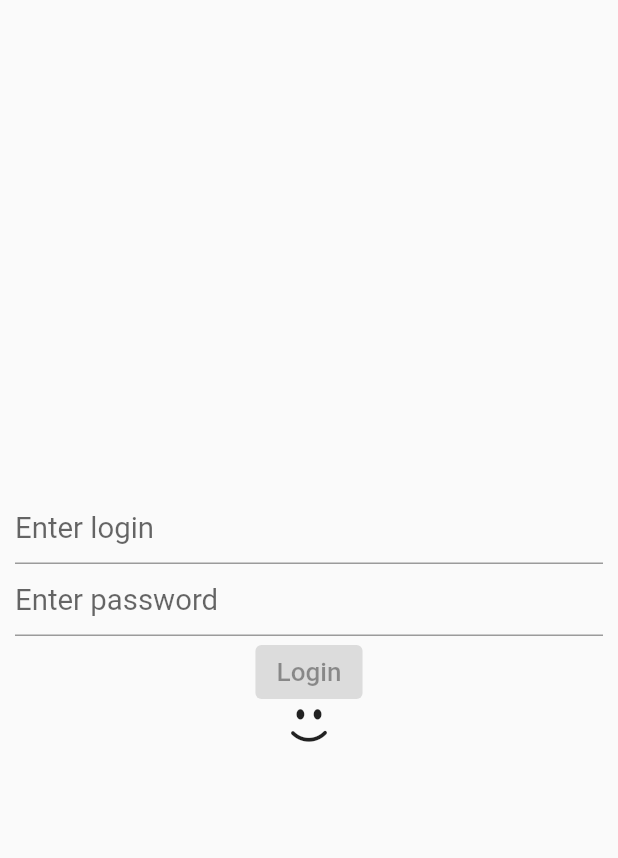
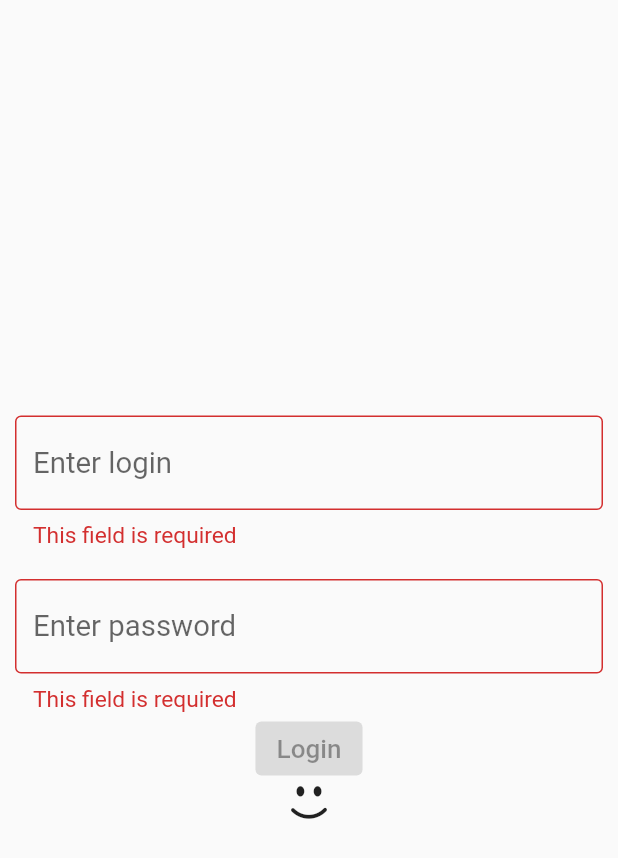
Before and after one commit to G1veng/dd_app_ui, a Flutter app: the screen it shows after launch, on a phone screen of 412 x 824 dp. Shown: the top 858 px of the screen. Run offline on Flutter 3.47's test engine with Material 2 defaults, Android fonts, the phone set to English and light mode, and no system bars; our stand-ins replace dio, flutter_secure_storage, getwidget, jiffy, retrofit, shared_preferences; generated files the repository leaves out were written again.

Commit message:
Auth screen redesigne

```diff
--- a/lib/ui/roots/auth.dart
+++ b/lib/ui/roots/auth.dart
@@ -81,17 +81,31 @@ class AuthWidget extends StatelessWidget {
                 child: Column(
                   mainAxisAlignment: MainAxisAlignment.center,
                   children: [
-                    TextField(
-                      controller: viewModel.loginTec,
-                      decoration:
-                          const InputDecoration(hintText: "Enter login"),
-                    ),
-                    TextField(
-                      obscureText: true,
-                      controller: viewModel.passwordTec,
-                      decoration:
-                          const InputDecoration(hintText: "Enter password"),
-                    ),
+                    Container(
+                        margin: const EdgeInsets.fromLTRB(0.0, 0.0, 0.0, 10.0),
+                        alignment: Alignment.center,
+                        child: TextField(
+                          controller: viewModel.loginTec,
+                          decoration: InputDecoration(
+                              errorText: viewModel.loginTec.text.isEmpty
+                                  ? "This field is required"
+                                  : null,
+                              border: const OutlineInputBorder(),
+                              hintText: "Enter login"),
+                          textAlign: TextAlign.start,
+                        )),
+                    Container(
+                        margin: const EdgeInsets.fromLTRB(0.0, 10.0, 0.0, 0.0),
+                        child: TextField(
+                          obscureText: true,
+                          controller: viewModel.passwordTec,
+                          decoration: InputDecoration(
+                              errorText: viewModel.passwordTec.text.isEmpty
+                                  ? "This field is required"
+                                  : null,
+                              border: const OutlineInputBorder(),
+                              hintText: "Enter password"),
+                        )),
                     ElevatedButton(
                       onPressed:
                           viewModel.checkFields() ? viewModel.login : null,
```
